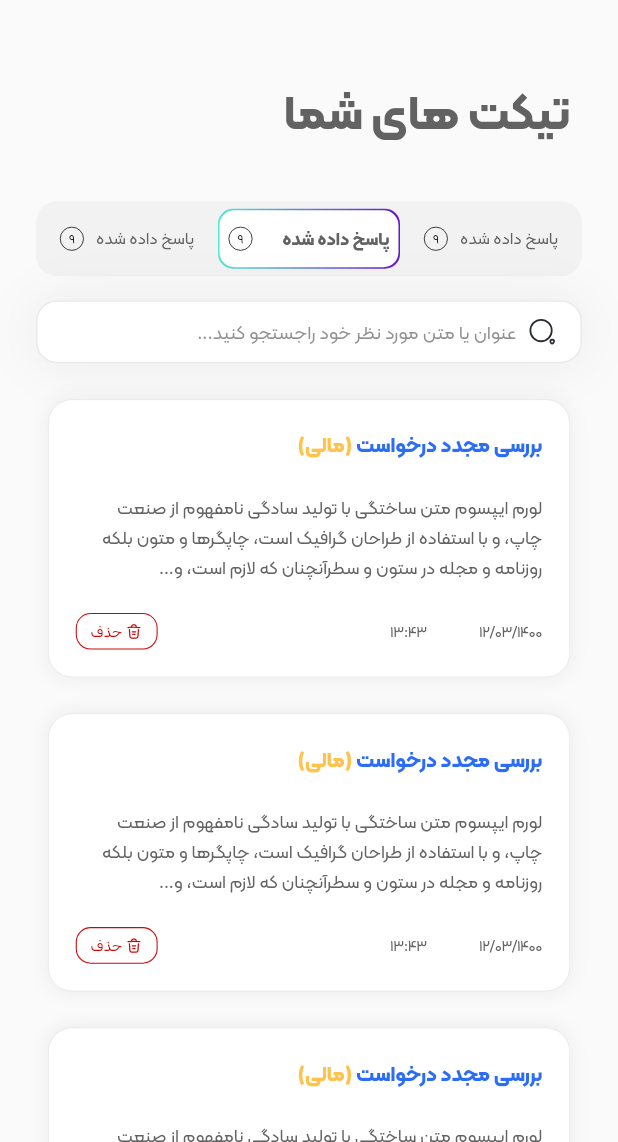
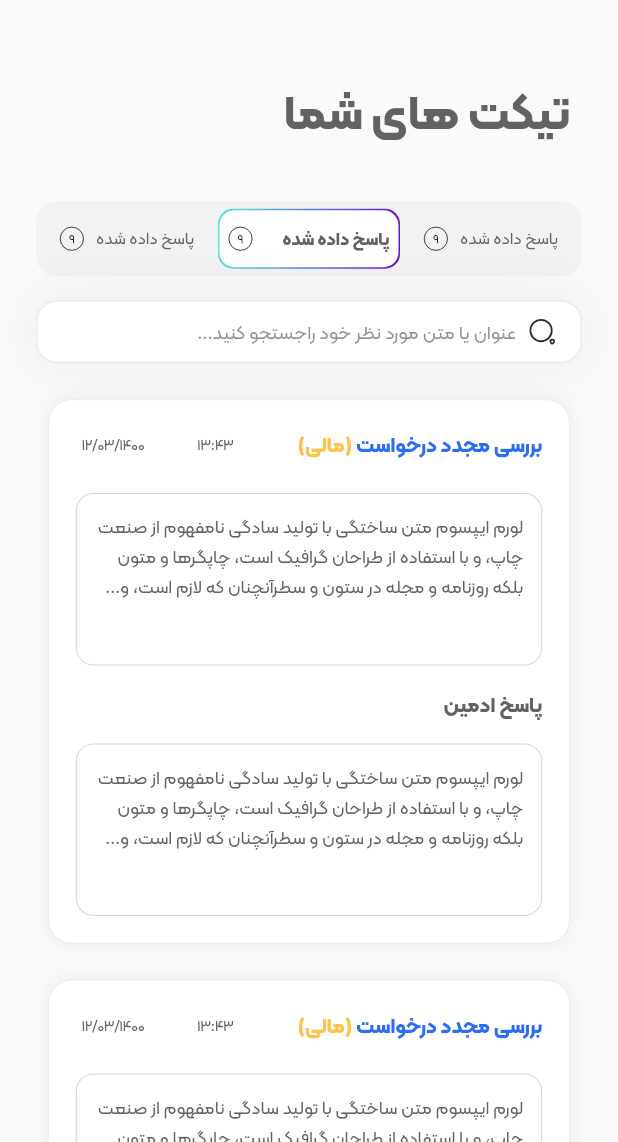
Before and after one commit to hojat2079/Ticketban, a Flutter app: the screen it shows after launch, on a phone screen of 412 x 824 dp, the part 94-1236 px from its top. Run offline on Flutter 3.47's test engine with Material 2 defaults, Android fonts, the phone set to English and light mode, and no system bars; our stand-ins replace dio, equatable, flutter_bloc, flutter_svg, get_it.

Commit message:
feat: add list answered ticket

```diff
--- a/lib/presentation/component/dimension.dart
+++ b/lib/presentation/component/dimension.dart
@@ -7,6 +7,7 @@ const BorderRadius circular16 = BorderRadius.all(Radius.circular(16));
 const BorderRadius circular18 = BorderRadius.all(Radius.circular(18));
 const BorderRadius circular10 = BorderRadius.all(Radius.circular(10));
 const BorderRadius circular14 = BorderRadius.all(Radius.circular(14));
+const BorderRadius circular12 = BorderRadius.all(Radius.circular(12));
 const BorderRadius circular21 = BorderRadius.all(Radius.circular(21));
 
 //padding
@@ -28,6 +29,7 @@ const EdgeInsets padding36 = EdgeInsets.symmetric(horizontal: 36, vertical: 36);
 const EdgeInsets padding0 = EdgeInsets.zero;
 const EdgeInsets paddingSuffixIcon = EdgeInsets.only(left: 8, right: 12);
 const EdgeInsets padding4R = EdgeInsets.only(right: 4);
+const EdgeInsets padding4L = EdgeInsets.only(left: 4);
 const EdgeInsets padding3V = EdgeInsets.symmetric(vertical: 3);
 const EdgeInsets padding8L = EdgeInsets.only(left: 8);
 const EdgeInsets padding1 = EdgeInsets.all(1);
@@ -38,6 +40,7 @@ const sizedBoxW4 = SizedBox(width: 4);
 const sizedBoxW8 = SizedBox(width: 8);
 const sizedBoxW12 = SizedBox(width: 12);
 const sizedBoxH12 = SizedBox(height: 12);
+const sizedBoxH14 = SizedBox(height: 14);
 const sizedBoxH16 = SizedBox(height: 16);
 const sizedBoxW16 = SizedBox(width: 16);
 const sizedBoxH24 = SizedBox(height: 24);
--- a/lib/presentation/screen/list_ticket/answered_ticket_item.dart
+++ b/lib/presentation/screen/list_ticket/answered_ticket_item.dart
@@ -1,10 +1,130 @@
 import 'package:flutter/material.dart';
+import 'package:ticketban_mobile/presentation/component/dimension.dart';
+import 'package:ticketban_mobile/util/extension.dart';
 
 class AnsweredTicketItem extends StatelessWidget {
-  const AnsweredTicketItem({Key? key}) : super(key: key);
+  final String ticketTitle;
+  final String ticketType;
+  final Color ticketTypeColor;
+  final String ticketDesc;
+  final String ticketDate;
+  final String adminMessage;
+
+  const AnsweredTicketItem(
+      {Key? key,
+      required this.ticketTitle,
+      required this.ticketType,
+      required this.ticketTypeColor,
+      required this.ticketDesc,
+      required this.ticketDate,
+      required this.adminMessage})
+      : super(key: key);
 
   @override
   Widget build(BuildContext context) {
-    return Container();
+    final ThemeData themeData = Theme.of(context);
+    return Container(
+      padding: padding18,
+      margin: const EdgeInsets.only(bottom: 12, top: 12) + padding32H,
+      decoration: BoxDecoration(
+        color: themeData.colorScheme.surfaceVariant,
+        borderRadius: circular16,
+        border: Border.all(
+          color: const Color(
+            0xffE6E6E6,
+          ),
+          width: 0.5,
+        ),
+        boxShadow: [
+          BoxShadow(
+            color: themeData.colorScheme.inverseSurface,
+            blurRadius: 10,
+          )
+        ],
+      ),
+      child: Column(
+        crossAxisAlignment: CrossAxisAlignment.start,
+        children: [
+          Row(
+            mainAxisAlignment: MainAxisAlignment.spaceBetween,
+            children: [
+              _titleText(themeData),
+              _dateText(themeData),
+            ],
+          ),
+          sizedBoxH20,
+          _textContainer(themeData, ticketDesc),
+          sizedBoxH14,
+          _adminText(themeData),
+          sizedBoxH14,
+          _textContainer(themeData, adminMessage),
+        ],
+      ),
+    );
+  }
+
+  Widget _titleText(ThemeData themeData) {
+    return RichText(
+      text: TextSpan(
+        children: [
+          TextSpan(
+            text: ticketTitle,
+            style: themeData.textTheme.bodyText2!.copyWith(
+              color: themeData.colorScheme.primary,
+              fontWeight: FontWeight.w700,
+            ),
+          ),
+          TextSpan(
+            text: ' ($ticketType)',
+            style: themeData.textTheme.bodyText2!.copyWith(
+              color: ticketTypeColor,
+              fontWeight: FontWeight.w700,
+            ),
+          )
+        ],
+      ),
+    );
+  }
+
+  Widget _adminText(ThemeData themeData) {
+    return Text(
+      'پاسخ ادمین',
+      style: themeData.textTheme.bodyText2!.copyWith(
+        fontWeight: FontWeight.w700,
+        color: themeData.colorScheme.onSurface,
+      ),
+    );
+  }
+
+  Widget _dateText(ThemeData themeData) {
+    return Padding(
+      padding: padding4L,
+      child: Text(
+        ticketDate.toFaNumber(),
+        style: themeData.textTheme.caption!.copyWith(
+          fontSize: 10,
+          color: themeData.colorScheme.onSurface,
+        ),
+      ),
+    );
+  }
+
+  Widget _textContainer(ThemeData themeData, String text,
+      [double height = 115]) {
+    return Container(
+      height: height,
+      padding: padding12,
+      decoration: BoxDecoration(
+        border: Border.all(
+          width: 0.7,
+          color: const Color(0xffd6d6d6),
+        ),
+        borderRadius: circular12,
+      ),
+      child: Text(
+        text,
+        style: themeData.textTheme.caption!.copyWith(fontSize: 12),
+      ),
+    );
   }
 }
--- a/lib/presentation/screen/list_ticket/list_ticket_screen.dart
+++ b/lib/presentation/screen/list_ticket/list_ticket_screen.dart
@@ -4,6 +4,7 @@ import 'package:ticketban_mobile/gen/assets.gen.dart';
 import 'package:ticketban_mobile/presentation/component/dimension.dart';
 import 'package:ticketban_mobile/presentation/component/widget/elevated_textfield.dart';
 import 'package:ticketban_mobile/presentation/screen/home/appbar.dart';
+import 'package:ticketban_mobile/presentation/screen/list_ticket/answered_ticket_item.dart';
 import 'package:ticketban_mobile/presentation/screen/list_ticket/unanswared_ticket_item.dart';
 import 'package:ticketban_mobile/presentation/screen/list_ticket/toggle_group/custom_toggle_group.dart';
 
@@ -64,12 +65,14 @@ class ListTicketScreen extends StatelessWidget {
               child: ListView.builder(
                 padding: const EdgeInsets.only(bottom: 56),
                 itemBuilder: (context, index) {
-                  return const UnansweredTicketItem(
+                  return const AnsweredTicketItem(
+                    adminMessage:
+                        'لورم ایپسوم متن ساختگی با تولید سادگی نامفهوم از صنعت چاپ، و با استفاده از طراحان گرافیک است، چاپگرها و متون بلکه روزنامه و مجله در ستون و سطرآنچنان که لازم است، و...',
                     ticketTitle: 'بررسی مجدد درخواست',
                     ticketType: 'مالی',
                     ticketDesc:
                         'لورم ایپسوم متن ساختگی با تولید سادگی نامفهوم از صنعت چاپ، و با استفاده از طراحان گرافیک است، چاپگرها و متون بلکه روزنامه و مجله در ستون و سطرآنچنان که لازم است، و...',
-                    ticketDate: '۱۲/۰۳/۱۴۰۰                 ۱۳:۴۳',
+                    ticketDate: '۱۳:۴۳                 ۱۲/۰۳/۱۴۰۰',
                     ticketTypeColor: Color(0xffFFC24B),
                   );
                 },
--- a/lib/presentation/screen/list_ticket/unanswared_ticket_item.dart
+++ b/lib/presentation/screen/list_ticket/unanswared_ticket_item.dart
@@ -60,7 +60,7 @@ class UnansweredTicketItem extends StatelessWidget {
     );
   }
 
-  Text _dateText(ThemeData themeData) {
+  Widget _dateText(ThemeData themeData) {
     return Text(
       ticketDate.toFaNumber(),
       style: themeData.textTheme.caption!.copyWith(
@@ -69,7 +69,7 @@ class UnansweredTicketItem extends StatelessWidget {
     );
   }
 
-  Material _deleteButton(ThemeData themeData) {
+  Widget _deleteButton(ThemeData themeData) {
     return Material(
       color: Colors.transparent,
       child: InkWell(
```
